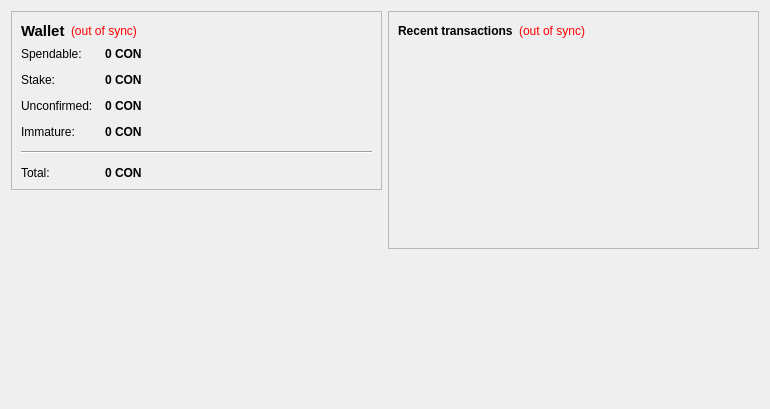
Qt form src/qt/forms/overviewpage.ui (prodigal-son/DigitalGold) before a commit.
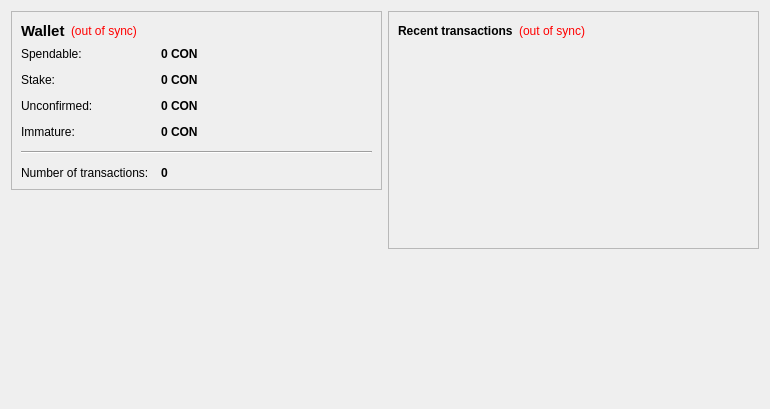
The same form after that commit. Icons and pictures are not drawn.

Patch:
```diff
--- a/src/qt/forms/overviewpage.ui
+++ b/src/qt/forms/overviewpage.ui
@@ -206,7 +206,7 @@
           <item row="5" column="0">
            <widget class="QLabel" name="labelTotalText">
             <property name="text">
-             <string>Total:</string>
+             <string>Number of transactions:</string>
             </property>
            </widget>
           </item>
@@ -225,7 +225,7 @@
              <string>Your current total balance</string>
             </property>
             <property name="text">
-             <string notr="true">0 CON</string>
+             <string notr="true">0</string>
             </property>
             <property name="textInteractionFlags">
              <set>Qt::LinksAccessibleByMouse|Qt::TextSelectableByKeyboard|Qt::TextSelectableByMouse</set>
```
Left out of the diff: 4 changed lines with no effect on the pictures.
